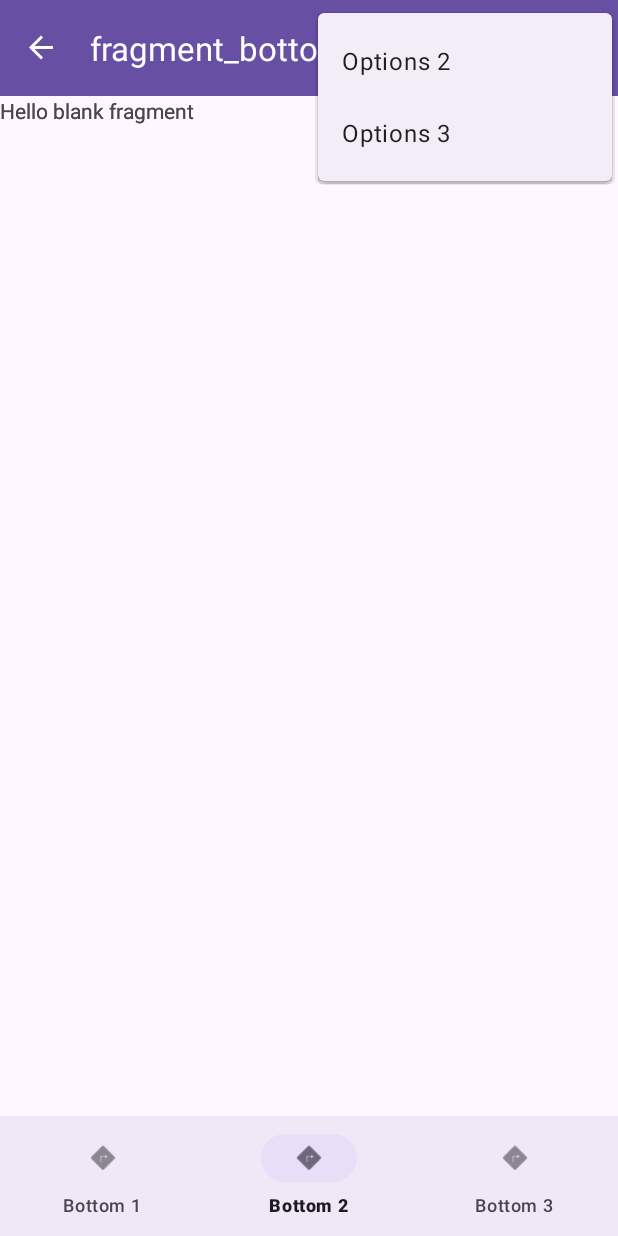
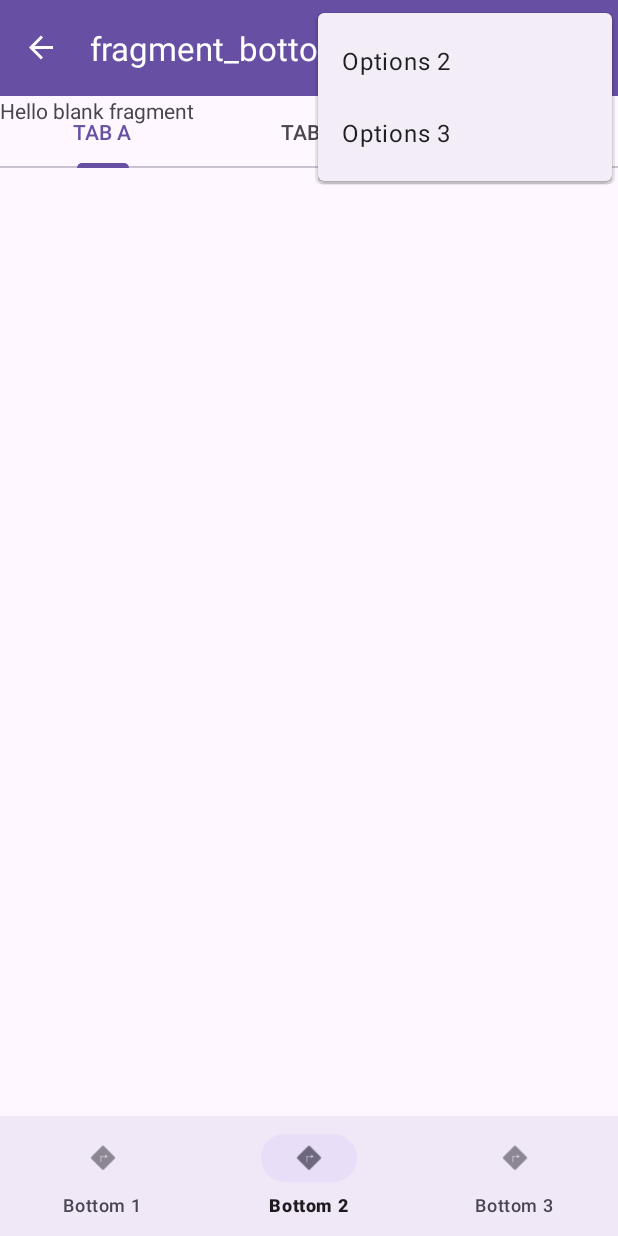
Before and after one commit to AlKevinMun/appsmobiles, an Android app: the Bottom2Fragment screen opened through its navigation route, with the options menu open, on a phone screen of 412 x 824 dp. Run offline under Robolectric (Android 15) with nearby library versions, the phone set to English and light mode, and no system bars; our stand-ins replace navigation-ui.

Commit message:
Terminada pero con bugs

```diff
--- a/NavitagionAllinOne/app/src/main/java/com/example/navitagionallinone/Bottom2Fragment.java
+++ b/NavitagionAllinOne/app/src/main/java/com/example/navitagionallinone/Bottom2Fragment.java
@@ -18,6 +18,8 @@ import androidx.viewpager2.adapter.FragmentStateAdapter;
 
 import com.example.navitagionallinone.databinding.FragmentBottom2Binding;
 import com.example.navitagionallinone.databinding.FragmentTabbed1Binding;
+import com.google.android.material.tabs.TabLayout;
+import com.google.android.material.tabs.TabLayoutMediator;
 
 
 public class Bottom2Fragment extends Fragment {
@@ -52,5 +54,21 @@ public class Bottom2Fragment extends Fragment {
                 return 3;
             }
         });
+        new TabLayoutMediator(binding.tabLayout, binding.viewPager2, new TabLayoutMediator.TabConfigurationStrategy() {
+            @Override
+            public void onConfigureTab(@NonNull TabLayout.Tab tab, int position) {
+                switch (position) {
+                    case 0: default:
+                        tab.setText("TAB A");
+                        break;
+                    case 1:
+                        tab.setText("TAB B");
+                        break;
+                    case 2:
+                        tab.setText("TAB C");
+                        break;
+                }
+            }
+        }).attach();
     }
 }
--- a/NavitagionAllinOne/app/src/main/res/layout/fragment_bottom2.xml
+++ b/NavitagionAllinOne/app/src/main/res/layout/fragment_bottom2.xml
@@ -3,7 +3,8 @@
     xmlns:tools="http://schemas.android.com/tools"
     android:layout_width="match_parent"
     android:layout_height="match_parent"
-    tools:context=".Bottom2Fragment">
+    tools:context=".Bottom2Fragment"
+    >
 
     <!-- TODO: Update blank fragment layout -->
     <TextView
@@ -11,6 +12,16 @@
         android:layout_height="match_parent"
         android:text="@string/hello_blank_fragment" />
 
+    <LinearLayout xmlns:android="http://schemas.android.com/apk/res/android"
+        android:layout_width="match_parent"
+        android:layout_height="match_parent"
+        android:orientation="vertical"/>
+
+    <com.google.android.material.tabs.TabLayout
+        android:id="@+id/tabLayout"
+        android:layout_width="match_parent"
+        android:layout_height="wrap_content"/>
+
     <androidx.viewpager2.widget.ViewPager2
         android:id="@+id/viewPager2"
         android:layout_width="match_parent"
```
